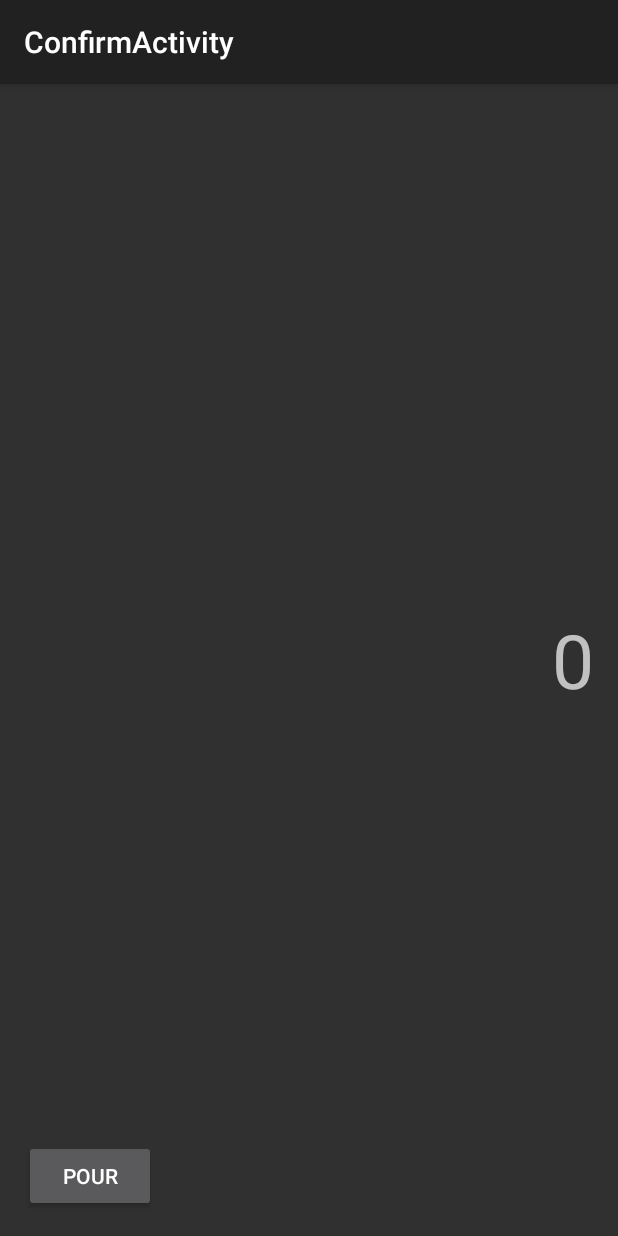
After one commit to OmicronElement/Tap-Tracker, an Android app: the ConfirmActivity screen opened directly, with no data from a screen before it, on a phone screen of 412 x 824 dp. The commit adds this screen. Run offline under Robolectric (Android 15) with nearby library versions, the phone set to English and light mode, and no system bars; our stand-ins replace ButterKnife.

Commit message:
Added pour confirmation page

```diff
--- /dev/null
+++ b/app/src/main/java/com/bwisni/pub1521/ConfirmActivity.java
@@ -0,0 +1,70 @@
+package com.bwisni.pub1521;
+
+import android.content.Intent;
+import android.media.MediaPlayer;
+import android.os.Bundle;
+import android.support.v7.app.AppCompatActivity;
+import android.support.v7.widget.Toolbar;
+import android.widget.TextView;
+
+import butterknife.Bind;
+import butterknife.ButterKnife;
+import butterknife.OnClick;
+
+public class ConfirmActivity extends AppCompatActivity {
+    @Bind(R.id.drinkerConfirmName) TextView nameTextView;
+    @Bind(R.id.drinkerConfirmCredits) TextView creditsTextView;
+
+    MediaPlayer mediaPlayer;
+    int credits;
+    int position;
+
+    @Override
+    protected void onCreate(Bundle savedInstanceState) {
+        super.onCreate(savedInstanceState);
+        setContentView(R.layout.activity_confirm);
+        Toolbar toolbar = (Toolbar) findViewById(R.id.toolbar);
+        setSupportActionBar(toolbar);
+
+        ButterKnife.bind(this);
+
+        Intent intent = getIntent();
+
+        position = intent.getIntExtra("drinkerPosition", -1);
+        credits = intent.getIntExtra("drinkerCredits", 0);
+        String name = intent.getStringExtra("drinkerName");
+
+        nameTextView.setText(name);
+        creditsTextView.setText(Integer.toString(credits));
+    }
+
+    @OnClick({R.id.pourButton}) void pourDrink(){
+        if(credits == 0){
+            mediaPlayer = MediaPlayer.create(getApplicationContext(), R.raw.alarm);
+            mediaPlayer.start();
+        }
+        else {
+            mediaPlayer = MediaPlayer.create(getApplicationContext(), R.raw.beer);
+            mediaPlayer.start();
+
+            credits--;
+
+        }
+
+        Intent intent = new Intent(getApplicationContext(), MainActivity.class);
+
+        intent.putExtra("drinkerPosition", position);
+        intent.putExtra("drinkerCredits", credits);
+        setResult(RESULT_OK, intent);
+        finish();
+
+    }
+
+    @Override
+    protected void onStop() {
+        super.onStop();
+
+        mediaPlayer.release();
+        mediaPlayer = null;
+    }
+}
--- /dev/null
+++ b/app/src/main/res/layout/activity_confirm.xml
@@ -0,0 +1,26 @@
+<?xml version="1.0" encoding="utf-8"?>
+<android.support.design.widget.CoordinatorLayout xmlns:android="http://schemas.android.com/apk/res/android"
+    xmlns:app="http://schemas.android.com/apk/res-auto"
+    xmlns:tools="http://schemas.android.com/tools"
+    android:layout_width="match_parent"
+    android:layout_height="match_parent"
+    android:fitsSystemWindows="true"
+    tools:context="com.bwisni.pub1521.ConfirmActivity">
+
+    <android.support.design.widget.AppBarLayout
+        android:layout_width="match_parent"
+        android:layout_height="wrap_content"
+        android:theme="@style/AppBarOverlay">
+
+        <android.support.v7.widget.Toolbar
+            android:id="@+id/toolbar"
+            android:layout_width="match_parent"
+            android:layout_height="?attr/actionBarSize"
+            android:background="?attr/colorPrimary"
+            app:popupTheme="@style/PopupOverlay" />
+
+    </android.support.design.widget.AppBarLayout>
+
+    <include layout="@layout/content_confirm" />
+
+</android.support.design.widget.CoordinatorLayout>
--- /dev/null
+++ b/app/src/main/res/layout/content_confirm.xml
@@ -0,0 +1,42 @@
+<?xml version="1.0" encoding="utf-8"?>
+<RelativeLayout xmlns:android="http://schemas.android.com/apk/res/android"
+    xmlns:app="http://schemas.android.com/apk/res-auto"
+    xmlns:tools="http://schemas.android.com/tools"
+    android:layout_width="match_parent"
+    android:layout_height="match_parent"
+    android:paddingBottom="@dimen/activity_vertical_margin"
+    android:paddingLeft="@dimen/activity_horizontal_margin"
+    android:paddingRight="@dimen/activity_horizontal_margin"
+    android:paddingTop="@dimen/activity_vertical_margin"
+    app:layout_behavior="@string/appbar_scrolling_view_behavior"
+    tools:context="com.bwisni.pub1521.ConfirmActivity"
+    tools:showIn="@layout/activity_confirm">
+
+    <TextView
+        android:layout_width="wrap_content"
+        android:layout_height="wrap_content"
+        android:text="New Text"
+        android:id="@+id/drinkerConfirmName"
+        android:textSize="40dp"
+        android:alpha="1"
+        android:layout_alignTop="@+id/drinkerConfirmCredits"
+        android:layout_alignParentStart="true" />
+
+    <TextView
+        android:layout_width="wrap_content"
+        android:layout_height="wrap_content"
+        android:text="New Text"
+        android:id="@+id/drinkerConfirmCredits"
+        android:layout_gravity="right"
+        android:textSize="50dp"
+        android:layout_centerVertical="true"
+        android:layout_alignParentEnd="true" />
+
+    <Button
+        android:layout_width="wrap_content"
+        android:layout_height="wrap_content"
+        android:text="Pour"
+        android:id="@+id/pourButton"
+        android:layout_alignParentBottom="true"
+        android:layout_alignParentStart="true" />
+</RelativeLayout>
--- a/app/src/main/res/values/dimens.xml
+++ b/app/src/main/res/values/dimens.xml
@@ -4,4 +4,5 @@
     <dimen name="activity_vertical_margin">16dp</dimen>
     <dimen name="fab_margin">16dp</dimen>
     <dimen name="dialoguePad">65dp</dimen>
+    <dimen name="snackbar_textsize">20dp</dimen>
 </resources>
--- a/app/src/main/res/values/strings.xml
+++ b/app/src/main/res/values/strings.xml
@@ -1,4 +1,5 @@
 <resources>
     <string name="app_name">Pub 1521</string>
     <string name="action_settings">Settings</string>
+    <string name="title_activity_confirm">ConfirmActivity</string>
 </resources>
--- a/app/src/main/res/values/styles.xml
+++ b/app/src/main/res/values/styles.xml
@@ -17,4 +17,8 @@
 
     <style name="AppTheme.PopupOverlay" parent="ThemeOverlay.AppCompat.Light" />
 
+    <style name="AppBarOverlay" parent="ThemeOverlay.AppCompat.Dark.ActionBar" />
+
+    <style name="PopupOverlay" parent="ThemeOverlay.AppCompat.Light" />
+
 </resources>
--- a/build.gradle
+++ b/build.gradle
@@ -5,7 +5,7 @@ buildscript {
         jcenter()
     }
     dependencies {
-        classpath 'com.android.tools.build:gradle:2.1.0'
+        classpath 'com.android.tools.build:gradle:2.1.2'
 
         // NOTE: Do not place your application dependencies here; they belong
         // in the individual module build.gradle files
```
Also changed, not shown: app/src/main/AndroidManifest.xml (+10 -7 lines), app/src/main/java/com/bwisni/pub1521/MainActivity.java (+36 -20 lines).
